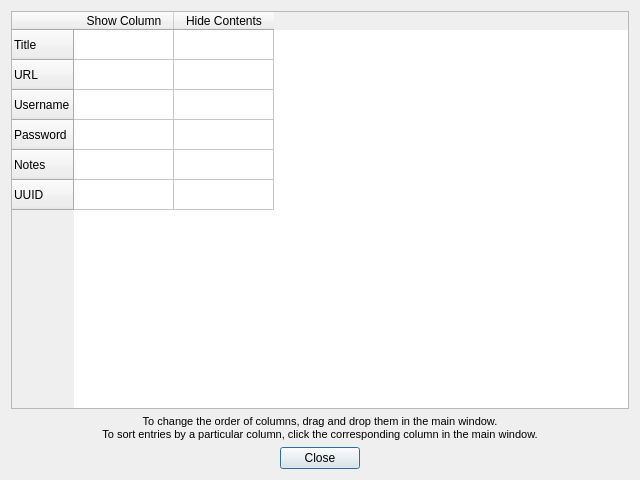
First picture: the form in silverlock/configurecolumnsdialog.ui, repository petroules/silverlock, before the edit.
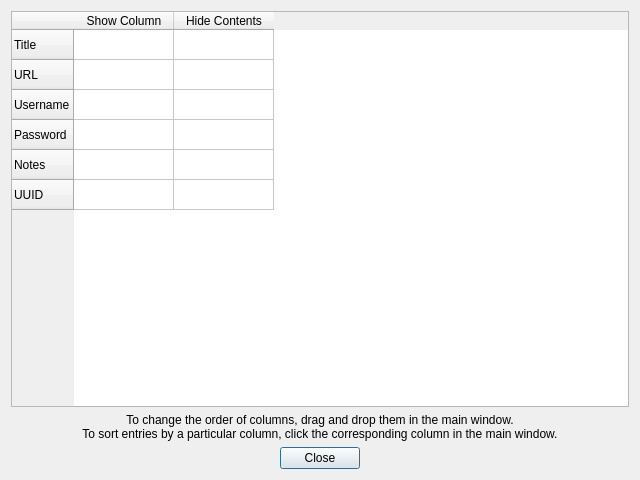
Second picture: the form after the edit.

Commit message: - Externalized Botan - Updated documentation for nearly every class - Fixed some minor font size issues on dialogs - Added German and French translation files

```diff
--- a/silverlock/configurecolumnsdialog.ui
+++ b/silverlock/configurecolumnsdialog.ui
@@ -81,12 +81,8 @@
    <item>
     <widget class="QLabel" name="orderInfoLabel">
      <property name="text">
-      <string>&lt;!DOCTYPE HTML PUBLIC &quot;-//W3C//DTD HTML 4.0//EN&quot; &quot;http://www.w3.org/TR/REC-html40/strict.dtd&quot;&gt;
-&lt;html&gt;&lt;head&gt;&lt;meta name=&quot;qrichtext&quot; content=&quot;1&quot; /&gt;&lt;style type=&quot;text/css&quot;&gt;
-p, li { white-space: pre-wrap; }
-&lt;/style&gt;&lt;/head&gt;&lt;body style=&quot; font-family:'MS Shell Dlg 2'; font-size:8.25pt; font-weight:400; font-style:normal;&quot;&gt;
-&lt;p style=&quot; margin-top:0px; margin-bottom:0px; margin-left:0px; margin-right:0px; -qt-block-indent:0; text-indent:0px;&quot;&gt;&lt;span style=&quot; font-size:8pt;&quot;&gt;To change the order of columns, drag and drop them in the main window.&lt;/span&gt;&lt;/p&gt;
-&lt;p style=&quot; margin-top:0px; margin-bottom:0px; margin-left:0px; margin-right:0px; -qt-block-indent:0; text-indent:0px;&quot;&gt;&lt;span style=&quot; font-size:8pt;&quot;&gt;To sort entries by a particular column, click the corresponding column in the main window.&lt;/span&gt;&lt;/p&gt;&lt;/body&gt;&lt;/html&gt;</string>
+      <string>To change the order of columns, drag and drop them in the main window.
+To sort entries by a particular column, click the corresponding column in the main window.</string>
      </property>
      <property name="alignment">
       <set>Qt::AlignCenter</set>
```
Left out of the diff: 27 changed lines with no effect on the pictures. The commit also changes 1811 other files.
